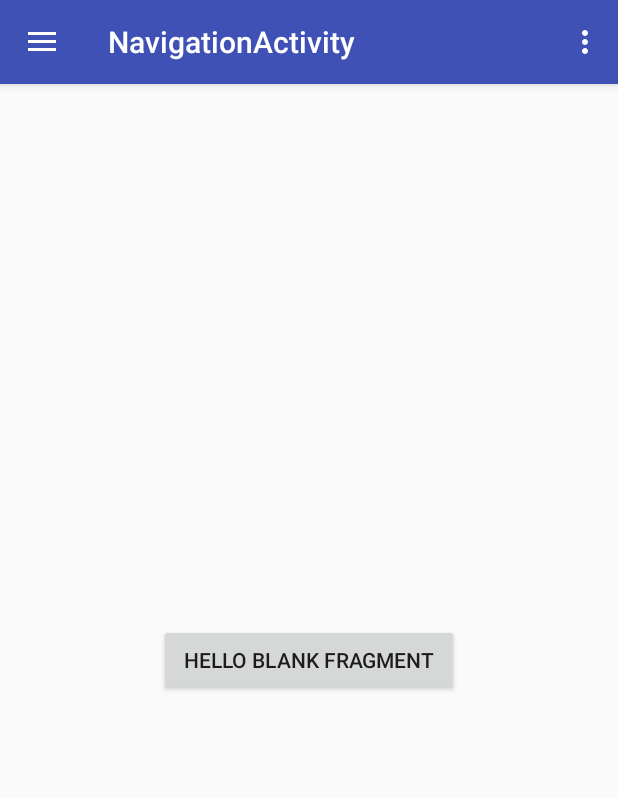
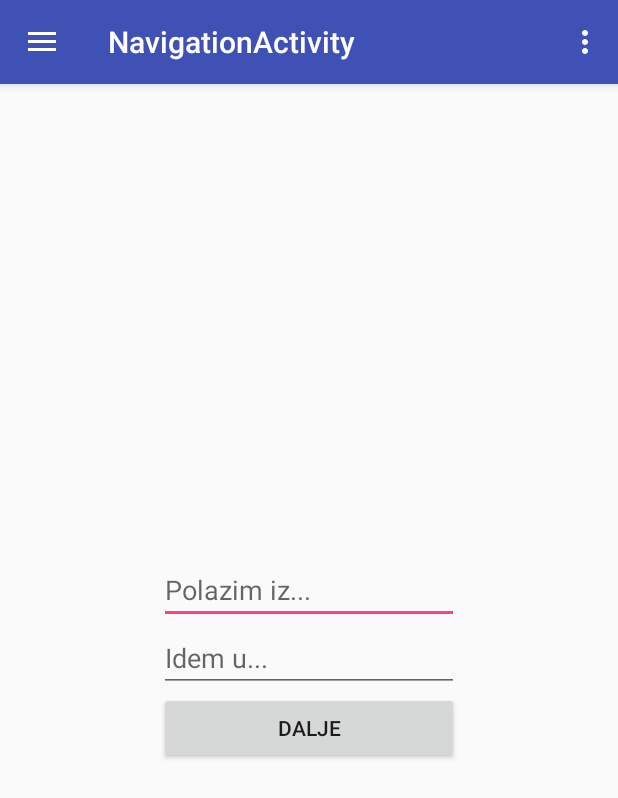
Before and after one commit to dachaKG/Stoper, an Android app: the screen it shows after launch (NavigationActivity), in the side drawer, after a tap on "Tools", on a phone screen of 412 x 824 dp. Shown: the top 798 px of the screen. Run offline under Robolectric (Android 15) with nearby library versions, the phone set to English and light mode, and no system bars.

Commit message:
Dodavanje fragmenata za pravljenje ponude

```diff
--- a/Stoper/app/src/main/java/stoper/stoper/activities/NavigationActivity.java
+++ b/Stoper/app/src/main/java/stoper/stoper/activities/NavigationActivity.java
@@ -19,6 +19,7 @@ import android.widget.Toast;
 
 import stoper.stoper.R;
 import stoper.stoper.fragments.MainFragment;
+import stoper.stoper.fragments.OfferFragment;
 import stoper.stoper.fragments.SearchFragment;
 
 public class NavigationActivity extends AppCompatActivity
@@ -86,7 +87,8 @@ public class NavigationActivity extends AppCompatActivity
             fragment = new SearchFragment();
             Toast.makeText(NavigationActivity.this, item.getTitle(), Toast.LENGTH_LONG).show();
         } else if (id == R.id.nav_slideshow) {
-
+            fragment = new OfferFragment();
+            Toast.makeText(NavigationActivity.this, item.getTitle(), Toast.LENGTH_LONG).show();
         } else if (id == R.id.nav_manage) {
 
         } else if (id == R.id.nav_share) {
--- /dev/null
+++ b/Stoper/app/src/main/res/layout/fragment_offer.xml
@@ -0,0 +1,36 @@
+<?xml version="1.0" encoding="utf-8"?>
+<FrameLayout xmlns:android="http://schemas.android.com/apk/res/android"
+    xmlns:tools="http://schemas.android.com/tools"
+    android:layout_width="match_parent"
+    android:layout_height="match_parent"
+    android:id="@+id/fragment_offer"
+    tools:context=".fragments.OfferFragment">
+
+
+    <LinearLayout
+        android:id="@+id/groupNumbers"
+        android:orientation="vertical"
+        android:layout_gravity="center"
+        android:gravity="center"
+        android:layout_weight="0.7"
+        android:layout_width="200dp"
+        android:layout_height="wrap_content">
+
+        <EditText
+            android:id="@+id/start_destination"
+            android:layout_width="fill_parent"
+            android:layout_height="wrap_content"
+            android:hint="@string/start_destination" />
+        <EditText
+            android:id="@+id/end_destination"
+            android:layout_width="fill_parent"
+            android:layout_height="wrap_content"
+            android:hint="@string/end_destination" />
+
+        <Button
+            android:id="@+id/button_offer_id"
+            android:layout_width="match_parent"
+            android:layout_height="wrap_content"
+            android:text="@string/next"/>
+    </LinearLayout>
+</FrameLayout>
--- a/Stoper/app/src/main/res/menu/activity_navigation_drawer.xml
+++ b/Stoper/app/src/main/res/menu/activity_navigation_drawer.xml
@@ -15,7 +15,7 @@
         <item
             android:id="@+id/nav_slideshow"
             android:icon="@drawable/ic_menu_slideshow"
-            android:title="Slideshow" />
+            android:title="@string/offer" />
         <item
             android:id="@+id/nav_manage"
             android:icon="@drawable/ic_menu_manage"
--- a/Stoper/app/src/main/res/values/strings.xml
+++ b/Stoper/app/src/main/res/values/strings.xml
@@ -5,6 +5,7 @@
     <string name="find_ride">Pronadji prevoz</string>
     <string name="action_settings">Podesavanja</string>
 
+    <string name="offer">Ponudi</string>
     <string name="rides">Voznje</string>
     <string name="search">Pretrazi</string>
     <string name="profile">Profil</string>
@@ -12,6 +13,8 @@
     <string name="start_destination">Polazim iz...</string>
     <string name="end_destination">Idem u...</string>
     <string name="drawer_header_text">Drawer Header</string>
+
+    <string name="next">Dalje</string>
 
     <!-- TODO: Remove or change this placeholder text -->
     <string name="hello_blank_fragment">Hello blank fragment</string>
```
Also changed, not shown: Stoper/app/src/main/java/stoper/stoper/fragments/OfferDate.java (added, +76 -0 lines), Stoper/app/src/main/java/stoper/stoper/fragments/OfferFragment.java (added, +59 -0 lines), Stoper/app/src/main/java/stoper/stoper/fragments/OfferPlacesFragment.java (added, +45 -0 lines), Stoper/app/src/main/java/stoper/stoper/fragments/OfferTimeFragment.java (added, +59 -0 lines), Stoper/app/src/main/res/layout/fragment_offer2.xml (added, +35 -0 lines), Stoper/app/src/main/res/layout/fragment_offer_places.xml (added, +30 -0 lines), Stoper/app/src/main/res/layout/fragment_offer_time.xml (added, +31 -0 lines).
